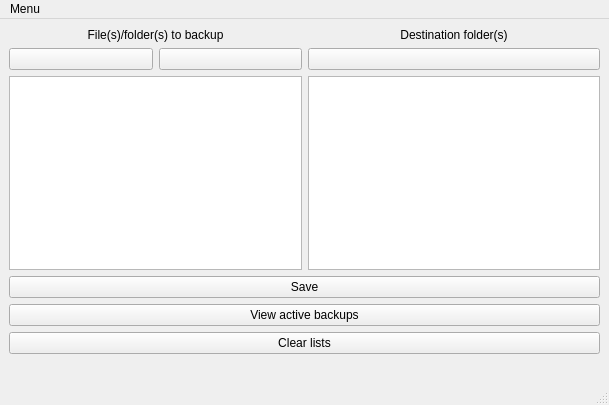
The window that auto_backup/mainwindow.ui (tuliovfarias/QT_auto_backup) describes before a commit, drawn with Qt 5.
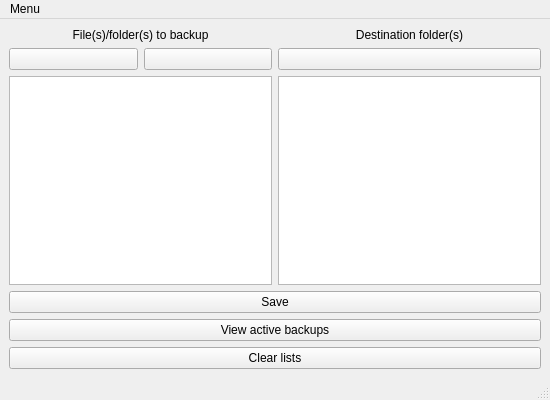
The same window after the commit.

Commit message: fixed window size

The edit to the form file:
```diff
--- a/auto_backup/mainwindow.ui
+++ b/auto_backup/mainwindow.ui
@@ -6,14 +6,20 @@
    <rect>
     <x>0</x>
     <y>0</y>
-    <width>609</width>
-    <height>405</height>
+    <width>550</width>
+    <height>400</height>
    </rect>
   </property>
   <property name="minimumSize">
    <size>
     <width>550</width>
-    <height>300</height>
+    <height>400</height>
+   </size>
+  </property>
+  <property name="maximumSize">
+   <size>
+    <width>1200</width>
+    <height>800</height>
    </size>
   </property>
   <property name="windowTitle">
@@ -233,16 +239,6 @@
         </item>
        </layout>
       </item>
-      <item>
-       <widget class="QLabel" name="footer">
-        <property name="text">
-         <string/>
-        </property>
-        <property name="alignment">
-         <set>Qt::AlignRight|Qt::AlignTrailing|Qt::AlignVCenter</set>
-        </property>
-       </widget>
-      </item>
      </layout>
     </item>
    </layout>
@@ -252,7 +248,7 @@
     <rect>
      <x>0</x>
      <y>0</y>
-     <width>609</width>
+     <width>550</width>
      <height>21</height>
     </rect>
    </property>
@@ -264,7 +260,11 @@
    </widget>
    <addaction name="menuMenu"/>
   </widget>
-  <widget class="QStatusBar" name="statusbar"/>
+  <widget class="QStatusBar" name="footer">
+   <property name="layoutDirection">
+    <enum>Qt::LeftToRight</enum>
+   </property>
+  </widget>
   <action name="MenuDarkmode">
    <property name="checkable">
     <bool>true</bool>
```
The commit also changes 2 other files.
